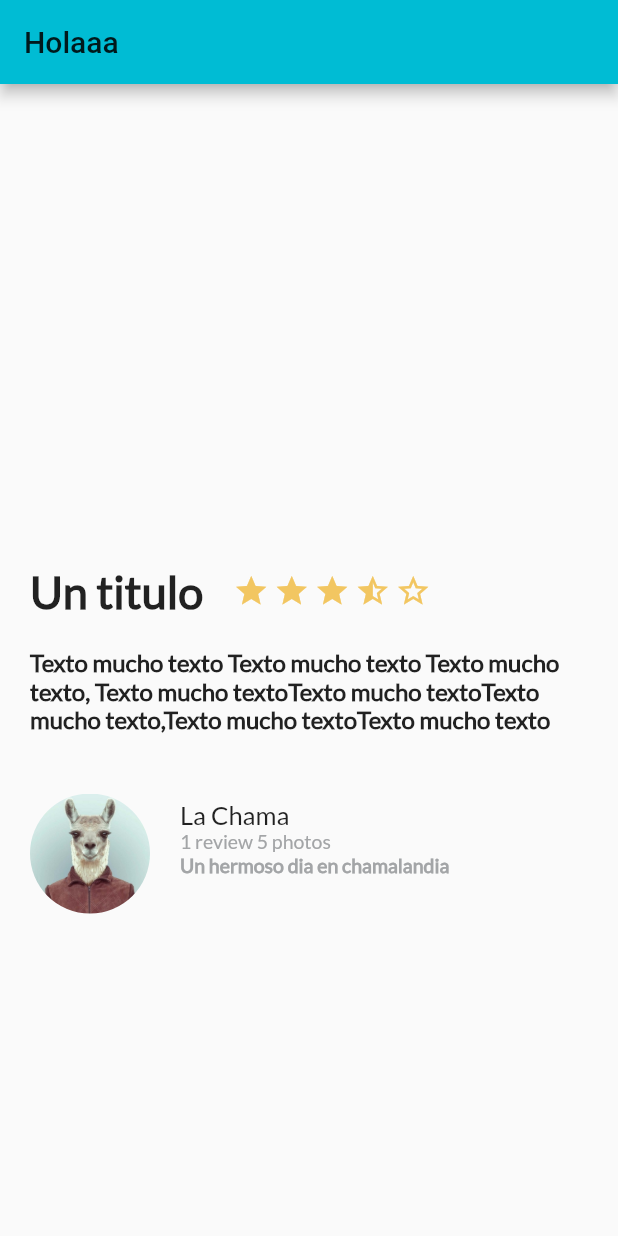
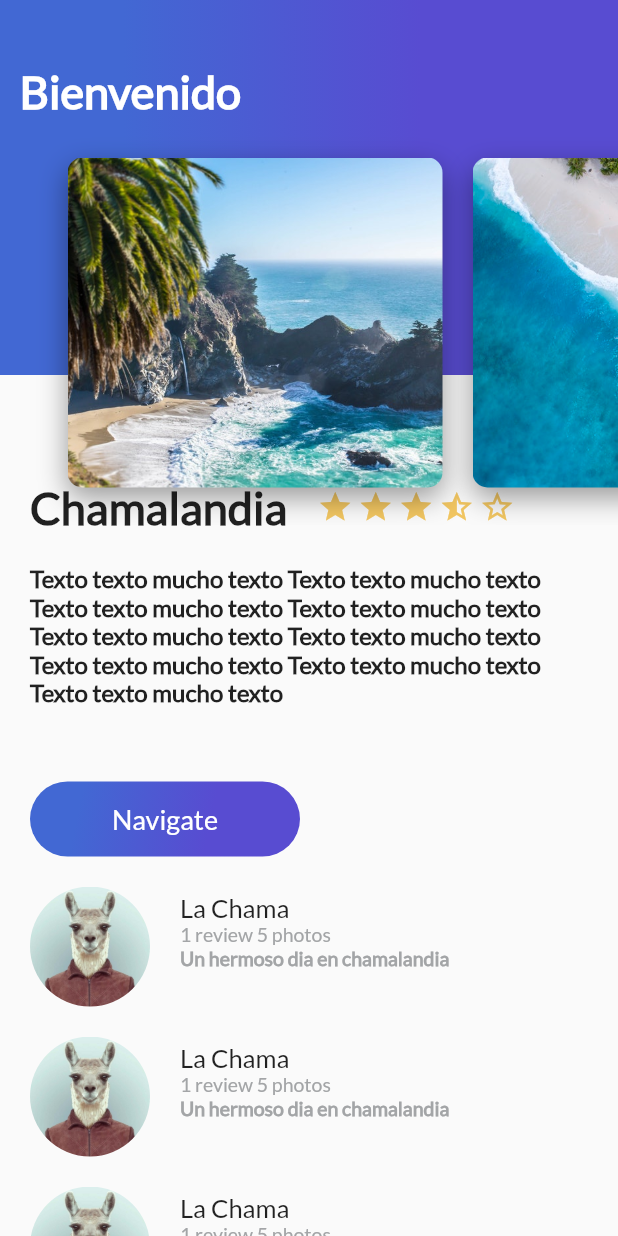
Before and after one commit to Netrhil/curso_flutter, a Flutter app: the screen it shows after launch, on a phone screen of 412 x 824 dp. Run offline on Flutter 3.47's test engine with Material 2 defaults, Android fonts, the phone set to English and light mode, and no system bars.

```diff
--- /dev/null
+++ b/lib/button_purple.dart
@@ -0,0 +1,54 @@
+import 'package:flutter/material.dart';
+
+class ButtonPurple extends StatelessWidget {
+
+  final String buttonText;
+
+  ButtonPurple(this.buttonText);
+
+  @override
+  Widget build(BuildContext context) {
+    return InkWell(
+      onTap: () {
+        Scaffold.of(context).showSnackBar(
+          SnackBar(
+            content: Text("Navegando"),
+          )
+        );
+      },
+      child: Container(
+        margin: EdgeInsets.only(
+          top: 30.0,
+          left: 20.0,
+          right: 20.0
+        ),
+        height: 50.0,
+        width: 180.0,
+        decoration: BoxDecoration(
+          borderRadius: BorderRadius.circular(30.0),
+          gradient: LinearGradient(
+            colors: [
+              Color(0xFF4268D3),
+              Color(0xFF584CD1)
+            ],
+            begin: FractionalOffset(0.2, 0.0),
+            end: FractionalOffset(1.0, 0.6),
+            stops: [0.0, 0.6],
+            tileMode: TileMode.clamp
+          )
+        ),
+
+        child: Center(
+          child: Text(
+            buttonText,
+            style: TextStyle(
+              fontSize: 18.0,
+              fontFamily: "Lato",
+              color: Colors.white
+            ),
+          ),
+        ),
+      ),
+    );
+  }
+}
--- /dev/null
+++ b/lib/card_image.dart
@@ -0,0 +1,38 @@
+import 'package:flutter/material.dart';
+
+class CardImage extends StatelessWidget {
+
+  final String pathImage;
+
+  CardImage(this.pathImage);
+
+  @override
+  Widget build(BuildContext context) {
+
+    final card = Container(
+      height: 350.0,
+      width: 250.0,
+      margin: EdgeInsets.only(
+        top: 80.0,
+        left: 20.0
+      ),
+
+      decoration: BoxDecoration(
+        image: DecorationImage(
+          fit: BoxFit.cover,
+          image: AssetImage(pathImage)
+        ),
+        borderRadius: BorderRadius.all(Radius.circular(10.0)),
+        shape: BoxShape.rectangle,
+        boxShadow: <BoxShadow> [
+          BoxShadow(
+            color:  Colors.black38,
+            blurRadius: 15.0,
+            offset: Offset(0.0, 7.0)
+          )
+        ]
+      ),
+    );
+    return card;
+  }
+}
--- /dev/null
+++ b/lib/card_image_list.dart
@@ -0,0 +1,24 @@
+import 'package:flutter/material.dart';
+import 'card_image.dart';
+
+class CardImageList extends StatelessWidget {
+
+  @override
+  Widget build(BuildContext context) {
+    return Container(
+      height: 350.0,
+      child: ListView(
+        padding: EdgeInsets.all(25.0),
+        scrollDirection: Axis.horizontal,
+        children: <Widget>[
+          CardImage("assets/img/beach_palm.jpeg"),
+          CardImage("assets/img/beach.jpeg"),
+          CardImage("assets/img/mountain_stars.jpeg"),
+          CardImage("assets/img/mountain.jpeg"),
+          CardImage("assets/img/river.jpeg"),
+          CardImage("assets/img/sunset.jpeg"),
+        ],
+      ),
+    );
+  }
+}
--- a/lib/description_place.dart
+++ b/lib/description_place.dart
@@ -1,4 +1,5 @@
 import 'package:flutter/material.dart';
+import 'button_purple.dart';
 
 class DescriptionPlace extends StatelessWidget {
 
@@ -79,6 +80,7 @@ class DescriptionPlace extends StatelessWidget {
     );
 
     final description = Column(
+      crossAxisAlignment: CrossAxisAlignment.start,
       children: <Widget>[
         tittleStart,
         Container(
@@ -98,7 +100,8 @@ class DescriptionPlace extends StatelessWidget {
           ),
 
 
-        )
+        ),
+        ButtonPurple("Navigate")
       ],
     );
 
--- /dev/null
+++ b/lib/gradient_back.dart
@@ -0,0 +1,38 @@
+import 'package:flutter/material.dart';
+
+class GradientBack extends StatelessWidget {
+
+  final String title;
+
+  GradientBack(this.title);
+
+  @override
+  Widget build(BuildContext context) {
+    return Container(
+      height: 250.0,
+      decoration: BoxDecoration(
+        gradient: LinearGradient(
+          colors: [
+            Color(0xFF4268D3),
+            Color(0xFF584CD1)
+          ],
+          begin: FractionalOffset(0.2, 0.0),
+          end: FractionalOffset(1.0, 0.0),
+          stops: [0.0, 0.6],
+          tileMode: TileMode.clamp
+        )
+      ),
+
+      child: Text(
+        title,
+        style: TextStyle(
+          color: Colors.white,
+          fontSize: 30.0,
+          fontFamily: "Lato",
+          fontWeight: FontWeight.bold
+        )
+      ),
+      alignment: Alignment(-0.9, -0.6),
+    );
+  }
+}
--- /dev/null
+++ b/lib/header_appbar.dart
@@ -0,0 +1,15 @@
+import 'package:flutter/material.dart';
+import 'gradient_back.dart';
+import 'card_image_list.dart';
+
+class HeaderAppBar extends StatelessWidget {
+  @override
+  Widget build(BuildContext context) {
+    return Stack(
+      children: <Widget>[
+        GradientBack("Bienvenido"),
+        CardImageList()
+      ],
+    );
+  }
+}
--- a/lib/main.dart
+++ b/lib/main.dart
@@ -1,6 +1,9 @@
 import 'package:flutter/material.dart';
 import 'description_place.dart';
 import 'review.dart';
+import 'review_list.dart';
+import 'gradient_back.dart';
+import 'header_appbar.dart';
 
 void main() => runApp(MyApp());
 
@@ -23,13 +26,16 @@ class MyApp extends StatelessWidget {
         primarySwatch: Colors.cyan,
       ),
       home: Scaffold(
-        appBar: AppBar(
-          title: Text("Holaaa"),
-        ),
-        body: Column(
+
+        body: Stack(
           children: <Widget>[
-            new DescriptionPlace("Texto mucho texto Texto mucho texto Texto mucho texto, Texto mucho textoTexto mucho textoTexto mucho texto,Texto mucho textoTexto mucho texto", 4, "Un titulo"),
-            new Review("assets/img/le-llama.jpg", "La Chama", "1 review 5 photos", "Un hermoso dia en chamalandia"),
+            ListView(
+              children: <Widget>[
+                DescriptionPlace("Texto texto mucho texto Texto texto mucho texto Texto texto mucho texto Texto texto mucho texto Texto texto mucho texto Texto texto mucho texto Texto texto mucho texto Texto texto mucho texto Texto texto mucho texto ", 4, "Chamalandia"),
+                ReviewList()
+              ],
+            ),
+            HeaderAppBar()
           ],
         )
 
--- /dev/null
+++ b/lib/review_list.dart
@@ -0,0 +1,16 @@
+import 'package:flutter/material.dart';
+import 'review.dart';
+
+class ReviewList extends StatelessWidget {
+  @override
+  Widget build(BuildContext context) {
+    return Column(
+      crossAxisAlignment: CrossAxisAlignment.start,
+      children: <Widget>[
+        new Review("assets/img/le-llama.jpg", "La Chama", "1 review 5 photos", "Un hermoso dia en chamalandia"),
+        new Review("assets/img/le-llama.jpg", "La Chama", "1 review 5 photos", "Un hermoso dia en chamalandia"),
+        new Review("assets/img/le-llama.jpg", "La Chama", "1 review 5 photos", "Un hermoso dia en chamalandia"),
+      ],
+    );
+  }
+}
```
Also changed, not shown: assets/img/beach.jpeg (added), assets/img/beach_palm.jpeg (added), assets/img/mountain.jpeg (added), assets/img/mountain_stars.jpeg (added), assets/img/river.jpeg (added), assets/img/sunset.jpeg (added).
